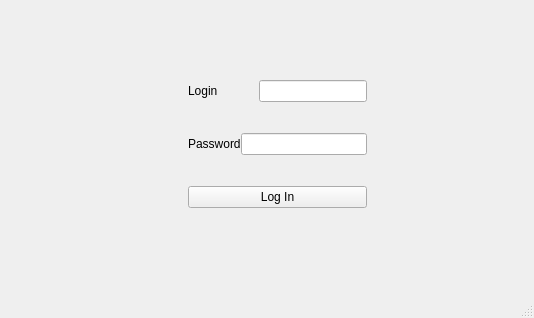
Qt form login.ui (PacDyz/first) before a commit.
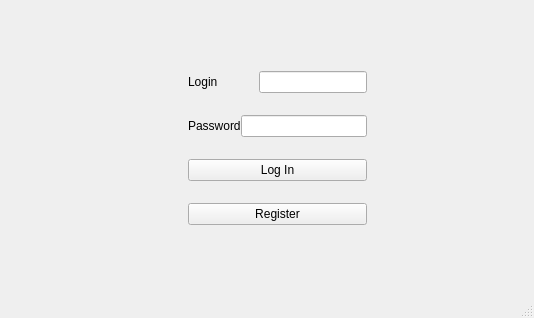
The same form after that commit.

Commit message:
Add button "Register"
Add button "Register" with new Window which has mechanism creation user
account.

```diff
--- a/login.ui
+++ b/login.ui
@@ -86,7 +86,11 @@
          </widget>
         </item>
         <item>
-         <widget class="QLineEdit" name="lineEditLogin"/>
+         <widget class="QLineEdit" name="lineEditLogin">
+          <property name="echoMode">
+           <enum>QLineEdit::Password</enum>
+          </property>
+         </widget>
         </item>
        </layout>
       </item>
@@ -115,6 +119,13 @@
         </item>
        </layout>
       </item>
+      <item>
+       <widget class="QPushButton" name="pushButtonRegister">
+        <property name="text">
+         <string>Register</string>
+        </property>
+       </widget>
+      </item>
       <item>
        <widget class="QLabel" name="labelStatusLogIn">
         <property name="sizePolicy">
```
The commit also changes 7 other files.
